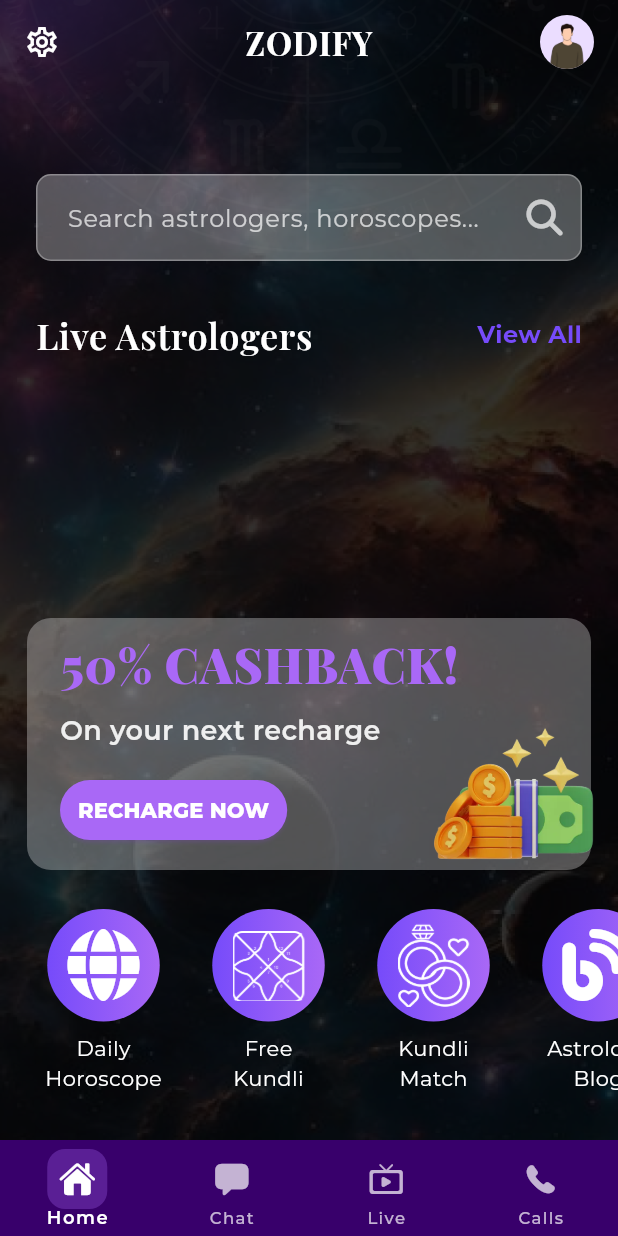
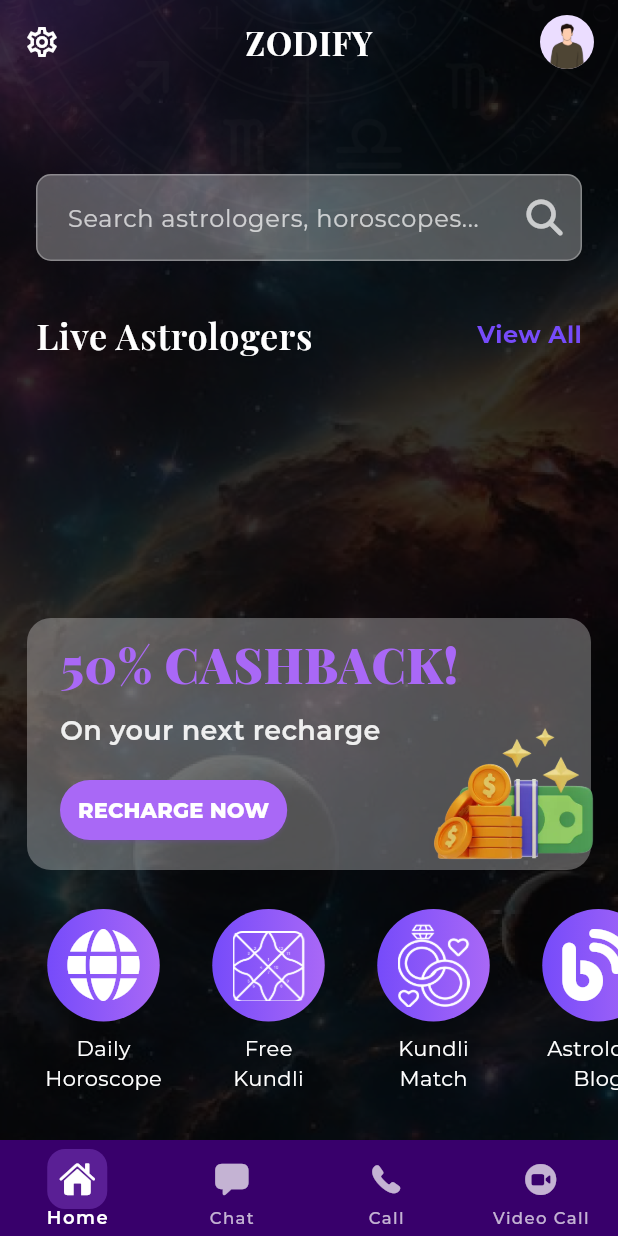
Before and after one commit to Gosplex/zodify, a Flutter app: the UserDashboardScreen screen opened by its route, on a phone screen of 412 x 824 dp. Run offline on Flutter 3.47's test engine with Material 3 defaults, Android fonts, the light colour scheme and no system bars; our stand-ins replace awesome_notifications, cloud_firestore, firebase_auth, firebase_core, firebase_messaging, firebase_storage and 13 more; missing offline and left inert: agora_rtc_engine, flutter_sound, razorpay_flutter; accounts and stored records are empty; generated files the repository leaves out were written again; network calls fail.

Commit message:
- call,chat and video listing screen update

```diff
--- a/lib/client/screens/user_dashboard_screen.dart
+++ b/lib/client/screens/user_dashboard_screen.dart
@@ -6,6 +6,7 @@
 import '../../common/screens/live_streaming_screen.dart';
 import '../../common/utils/colors.dart';
 import '../../common/utils/app_text_styles.dart';
+import 'astrologer_list_screen.dart';
 import 'home_screen.dart';
 
 class UserDashboardScreen extends StatefulWidget {
@@ -18,12 +19,27 @@
 class _UserDashboardScreenState extends State<UserDashboardScreen> {
   int _currentIndex = 0;
 
-  final List<Widget> _screens = [
-    const HomeScreen(),
-    const ChatListScreen(), // Placeholder for Chat screen
-    const LiveStreamingScreen(), // Placeholder for Live screen
-    const CallHistoryScreen(), // Placeholder for Calls screen
-  ];
+  // final List<Widget> _screens = [
+  //   const HomeScreen(),
+  //   AstrologerListScreen(route:"chat"),
+  //   AstrologerListScreen(route:"call"),
+  //   AstrologerListScreen(route:"video"),
+  // ];
+
+  Widget getCurrentScreen() {
+    switch (_currentIndex) {
+      case 0:
+        return const HomeScreen();
+      case 1:
+        return AstrologerListScreen(key: ValueKey('chat'), route: "chat");
+      case 2:
+        return AstrologerListScreen(key: ValueKey('call'), route: "call");
+      case 3:
+        return AstrologerListScreen(key: ValueKey('video'), route: "video");
+      default:
+        return const HomeScreen();
+    }
+  }
 
   @override
   void initState() {
@@ -36,7 +52,8 @@
     return Scaffold(
       resizeToAvoidBottomInset: false,
       extendBody: true,
-      body: _screens[_currentIndex],
+      body: getCurrentScreen(),
+      // body: _screens[_currentIndex],
       bottomNavigationBar: Container(
         decoration: BoxDecoration(
           color: AppColors.primaryDark,
@@ -108,28 +125,6 @@
               icon: Container(
                 padding: const EdgeInsets.all(8),
                 child: Icon(
-                  Icons.live_tv_rounded,
-                  size: 24,
-                ),
-              ),
-              activeIcon: Container(
-                padding: const EdgeInsets.all(8),
-                decoration: BoxDecoration(
-                  color: AppColors.primaryLight.withOpacity(0.3),
-                  borderRadius: BorderRadius.circular(12),
-                ),
-                child: Icon(
-                  Icons.live_tv_rounded,
-                  size: 24,
-                  color: AppColors.textWhite,
-                ),
-              ),
-              label: 'Live',
-            ),
-            BottomNavigationBarItem(
-              icon: Container(
-                padding: const EdgeInsets.all(8),
-                child: Icon(
                   CupertinoIcons.phone_fill,
                   size: 24,
                 ),
@@ -146,7 +141,29 @@
                   color: AppColors.textWhite,
                 ),
               ),
-              label: 'Calls',
+              label: 'Call',
+            ),
+            BottomNavigationBarItem(
+              icon: Container(
+                padding: const EdgeInsets.all(8),
+                child: Icon(
+                  CupertinoIcons.videocam_circle_fill,
+                  size: 24,
+                ),
+              ),
+              activeIcon: Container(
+                padding: const EdgeInsets.all(8),
+                decoration: BoxDecoration(
+                  color: AppColors.primaryLight.withOpacity(0.3),
+                  borderRadius: BorderRadius.circular(12),
+                ),
+                child: Icon(
+                  CupertinoIcons.videocam_circle_fill,
+                  size: 24,
+                  color: AppColors.textWhite,
+                ),
+              ),
+              label: 'Video Call',
             ),
           ],
         ),
--- a/lib/common/screens/call_history_screen.dart
+++ b/lib/common/screens/call_history_screen.dart
@@ -8,6 +8,7 @@
 
   @override
   Widget build(BuildContext context) {
+
     return Scaffold(
       backgroundColor: Colors.transparent,
       extendBodyBehindAppBar: true,
--- a/lib/common/screens/chat_list_screen.dart
+++ b/lib/common/screens/chat_list_screen.dart
@@ -12,6 +12,7 @@
 import 'package:astrology_app/services/user_service.dart';
 
 import '../../client/model/user_model.dart';
+import '../../client/screens/astrologer_list_screen.dart';
 
 class ChatListScreen extends StatefulWidget {
   const ChatListScreen({super.key});
@@ -33,7 +34,6 @@
     final messageService = MessageService();
     final userService = UserService();
     final String currentUserId = userStore.user!.id!;
-
     return Scaffold(
       backgroundColor: Colors.transparent,
       extendBodyBehindAppBar: true,
```
Also changed, not shown: lib/client/screens/astrologer_list_screen.dart (+106 -26 lines).
